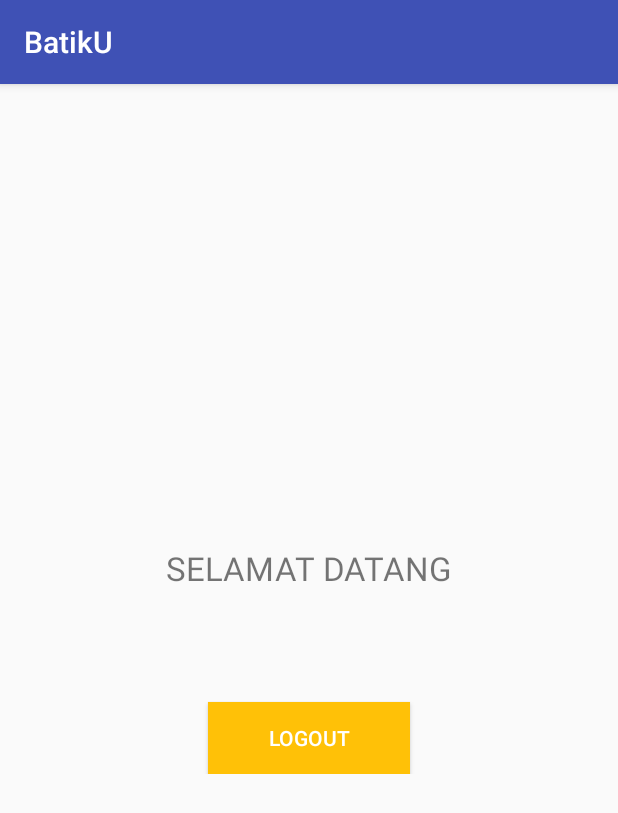
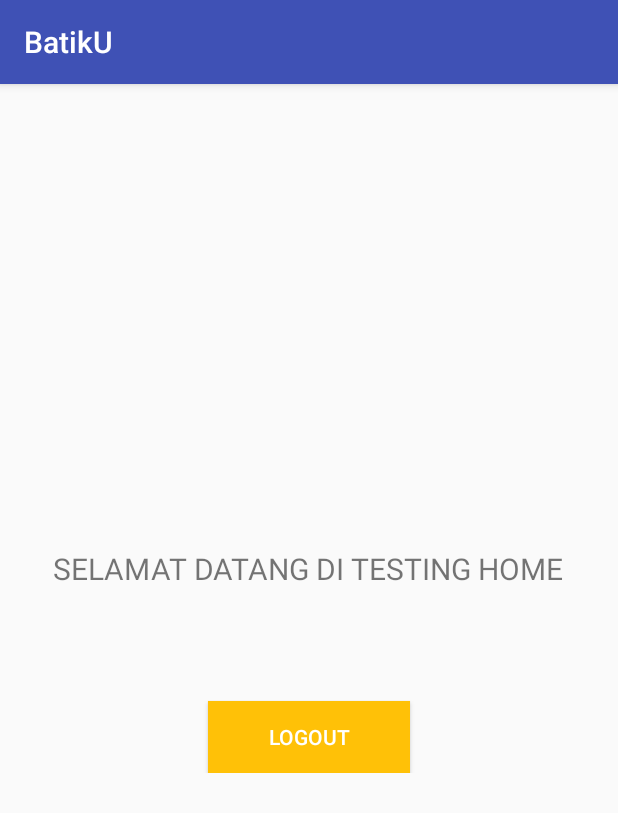
Before and after one commit to teamsultan14/AplikasiBatik, an Android app: the MainActivity screen opened directly, with no data from a screen before it, on a phone screen of 412 x 824 dp. Shown: the top 813 px of the screen. Run offline under Robolectric (Android 15) with nearby library versions, the phone set to English and light mode, and no system bars; 1 statement that could not run was skipped.

Commit message:
saya coba tes kolaborasi

```diff
--- a/app/src/main/res/layout/activity_main.xml
+++ b/app/src/main/res/layout/activity_main.xml
@@ -21,7 +21,7 @@
             android:layout_width="wrap_content"
             android:layout_height="wrap_content"
             android:text="@string/txt_welcome"
-            android:textSize="10pt"
+            android:textSize="9pt"
             android:textAllCaps="true"/>
 
         <TextView
--- a/app/src/main/res/values/strings.xml
+++ b/app/src/main/res/values/strings.xml
@@ -6,7 +6,7 @@
 
     <string name="prompt_email">Email</string>
     <string name="prompt_password">Password</string>
-    <string name="prompt_password_repeat">Password (Diulang)</string>
+    <string name="prompt_password_repeat">Ulangi Password</string>
     <string name="prompt_name">Nama Lengkap</string>
     <string name="prompt_phone">Nomor Telepon</string>
     <string name="action_sign_in">Masuk atau Mendaftar</string>
@@ -25,7 +25,7 @@
     <string name="login_header_information">Isilah form ini dengan akun login anda,
         atau buat akun terlebih dahulu untuk dapat menggunakan aplikasi ini.</string>
 
-    <string name="txt_welcome">Selamat datang</string>
+    <string name="txt_welcome">Selamat datang di testing home</string>
 
     <string name="btn_logout">Logout</string>
 </resources>
```
